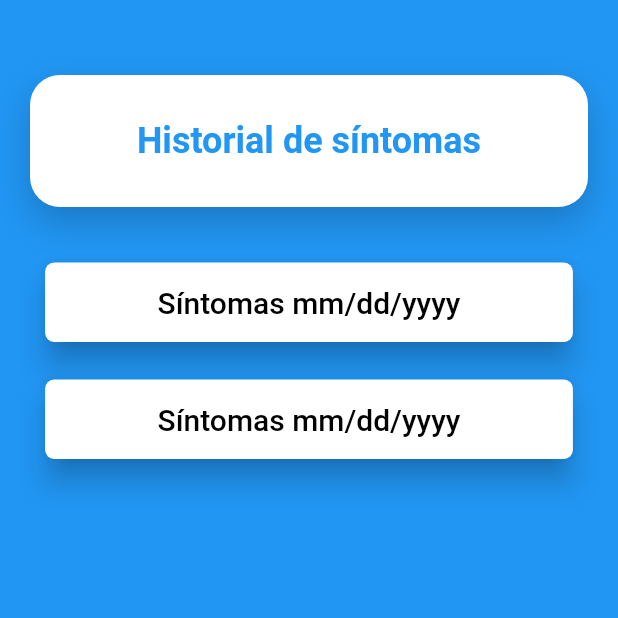
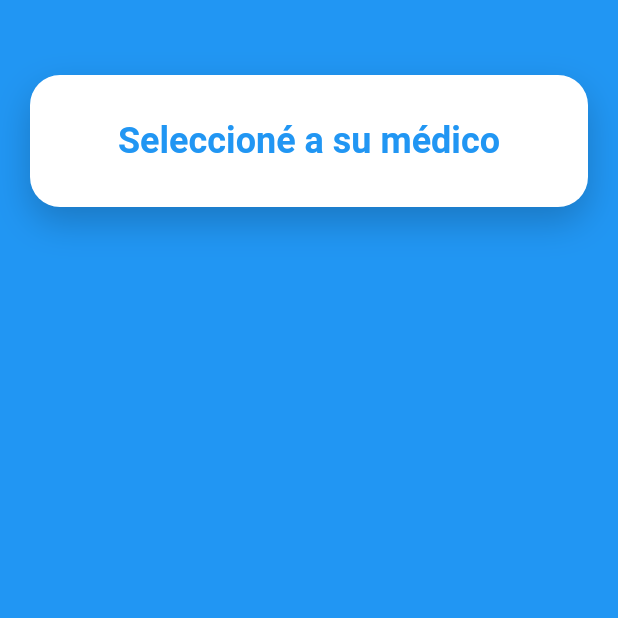
Before and after one commit to wsaldana/HealthTracker, a Flutter app: the screen it shows after launch, on a phone screen of 412 x 824 dp, the top half of it. Run offline on Flutter 3.47's test engine with Material 2 defaults, Android fonts, the phone set to English and light mode, and no system bars; our stand-ins replace shared_preferences; missing offline and left inert: draw_graph; Roboto replaces fonts that are missing (Poppins).

Commit message:
clase doctor

```diff
--- /dev/null
+++ b/app/healthtracker/lib/screens/doctor.dart
@@ -0,0 +1,7 @@
+
+class Doctor {
+
+  String nombre;
+
+  Doctor({ this.nombre });
+}
--- a/app/healthtracker/lib/screens/register_doctor.dart
+++ b/app/healthtracker/lib/screens/register_doctor.dart
@@ -1,11 +1,18 @@
 import 'package:flutter/material.dart';
-
+import './doctor.dart';
 class Register_doctor extends StatefulWidget {
   @override
   State<StatefulWidget> createState() {
     return _Register_doctorState();
   }
 }
+
+List<Doctor> doctor = [
+  Doctor(nombre: 'Médico no.1'),
+  Doctor(nombre: 'Médico no.2'),
+  Doctor(nombre: 'Médico no.3'),
+];
+
 
 class _Register_doctorState extends State<Register_doctor> {
   Widget build(BuildContext context) => Scaffold(
@@ -32,56 +39,12 @@ class _Register_doctorState extends State<Register_doctor> {
                         child: Column(
                       children: [
                         Text(
-                          "Historial de síntomas",
+                          "Seleccioné a su médico",
                           style: Theme.of(context).textTheme.headline2,
                         ),
                       ],
                     ))),
-                Container(
-                    width: double.infinity,
-                    padding: EdgeInsets.symmetric(vertical: 25, horizontal: 0),
-                    margin: EdgeInsets.symmetric(vertical: 150, horizontal: 20),
-                    child: Form(
-                        child: Column(
-                      children: [
-                        ElevatedButton(
-                            onPressed: () {},
-                            child: Text("Síntomas mm/dd/yyyy",
-                                style: TextStyle(
-                                    fontFamily: 'Poppins',
-                                    fontSize: 20.0,
-                                    fontWeight: FontWeight.w500,
-                                    color: Colors.black)),
-                            style: ElevatedButton.styleFrom(
-                                elevation: 8,
-                                primary: Colors.white,
-                                shape: RoundedRectangleBorder(
-                                    borderRadius: BorderRadius.circular(6)),
-                                padding: EdgeInsets.symmetric(
-                                    vertical: 15, horizontal: 75))),
-                        SizedBox(
-                          height: 25,
-                        ),
-                        ElevatedButton(
-                            onPressed: () {},
-                            child: Text("Síntomas mm/dd/yyyy",
-                                style: TextStyle(
-                                    fontFamily: 'Poppins',
-                                    fontSize: 20.0,
-                                    fontWeight: FontWeight.w500,
-                                    color: Colors.black)),
-                            style: ElevatedButton.styleFrom(
-                                elevation: 8,
-                                primary: Colors.white,
-                                shape: RoundedRectangleBorder(
-                                    borderRadius: BorderRadius.circular(6)),
-                                padding: EdgeInsets.symmetric(
-                                    vertical: 15, horizontal: 75))),
-                        SizedBox(
-                          height: 25,
-                        ),
-                      ],
-                    ))),
+
               ])
             ],
           ),
```
